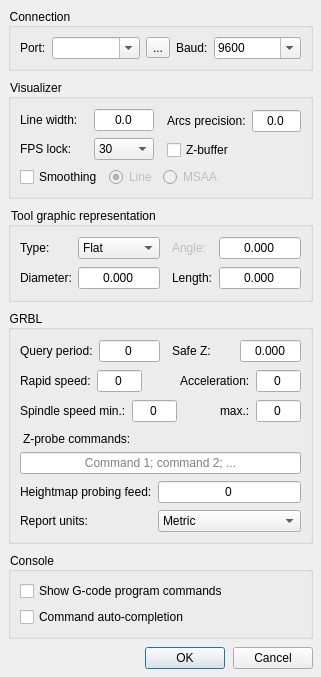
Old version of the form frmsettings.ui in the repository Denvi/Candle.
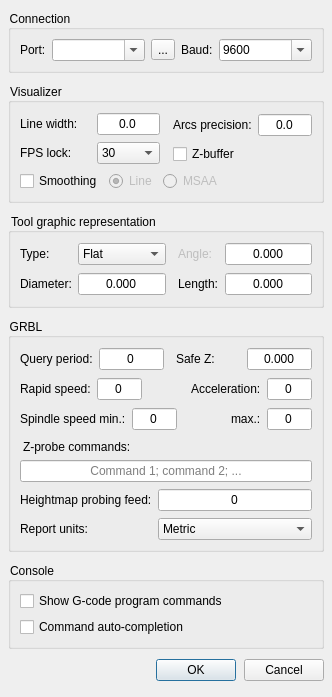
New version of the form. Icons and pictures are not drawn.

Patch:
```diff
--- a/frmsettings.ui
+++ b/frmsettings.ui
@@ -6,8 +6,8 @@
    <rect>
     <x>0</x>
     <y>0</y>
-    <width>321</width>
-    <height>538</height>
+    <width>332</width>
+    <height>697</height>
    </rect>
   </property>
   <property name="windowTitle">
```
Left out of the diff: 3 changed lines with no effect on the pictures.
